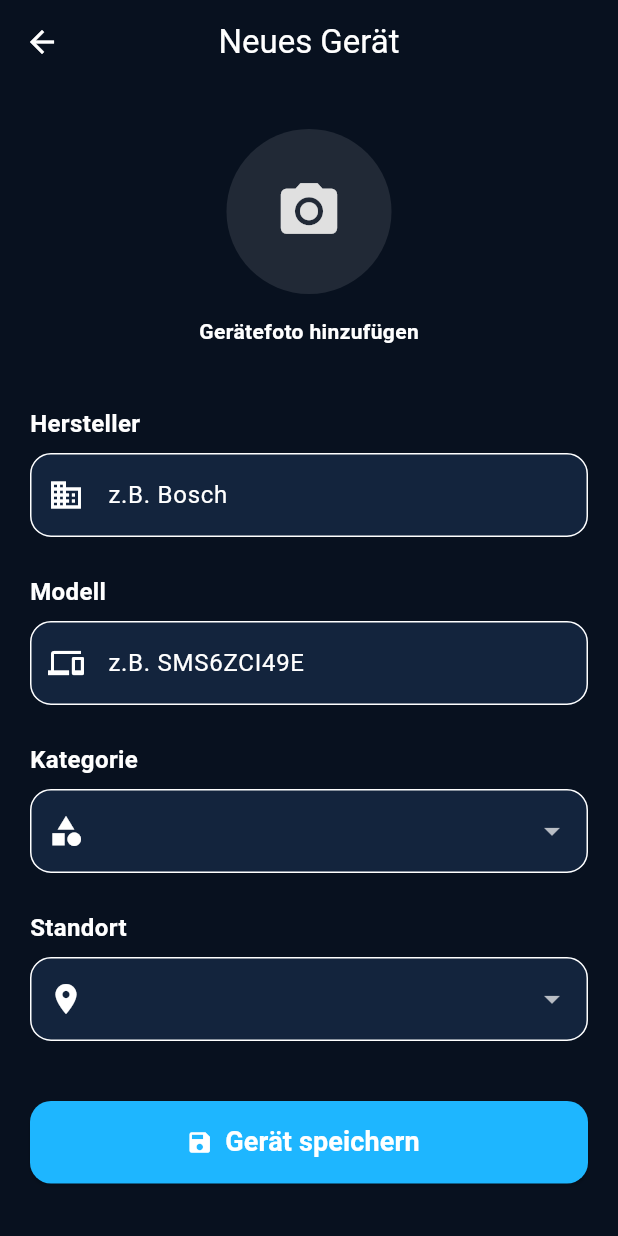
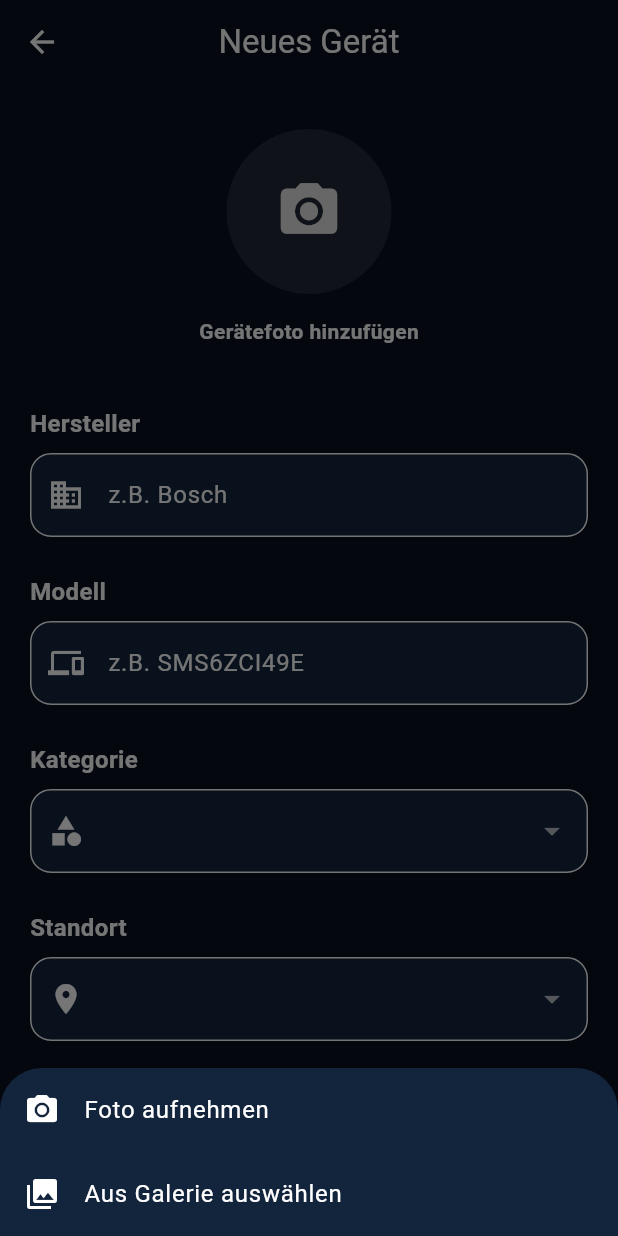
Before and after one commit to ednozama/ManualHub, a Flutter app: the AddDeviceScreen screen opened directly, after a tap on the "photo camera" icon, on a phone screen of 412 x 824 dp. Run offline on Flutter 3.47's test engine with Material 3 defaults, Android fonts, the phone set to English and light mode, and no system bars; our stand-ins replace file_picker, hive, hive_flutter, image_picker; accounts and stored records are empty.

Commit message:
Projekt aktualisiert

```diff
--- a/lib/models/device.dart
+++ b/lib/models/device.dart
@@ -20,11 +20,15 @@ class Device extends HiveObject {
   @HiveField(4)
   String? imagePath;
 
+  @HiveField(5)
+  String? manualPath;
+
   Device({
     required this.manufacturer,
     required this.model,
     required this.category,
     required this.location,
     this.imagePath,
+    this.manualPath,
   });
 }
--- a/lib/screens/add_device_screen.dart
+++ b/lib/screens/add_device_screen.dart
@@ -5,6 +5,8 @@ import '../widgets/custom_textfield.dart';
 import '../widgets/primary_button.dart';
 import '../models/device.dart';
 import '../services/storage_service.dart';
+import 'dart:io';
+import '../services/image_service.dart';
 
 class AddDeviceScreen extends StatefulWidget {
   final Device? device;
@@ -28,6 +30,8 @@ class _AddDeviceScreenState extends State<AddDeviceScreen> {
 
   String? selectedCategory;
   String? selectedLocation;
+  String? imagePath;
+  String? manualPath;
 
   final List<String> categories = [
     "Fernseher",
@@ -64,6 +68,8 @@ void initState() {
 
     selectedCategory = widget.device!.category;
     selectedLocation = widget.device!.location;
+    imagePath = widget.device!.imagePath;
+    manualPath = widget.device!.manualPath;
   }
 }
 
@@ -95,7 +101,8 @@ void initState() {
       model: modelController.text.trim(),
       category: selectedCategory!,
       location: selectedLocation ?? "",
-      imagePath: null,
+      imagePath: imagePath,
+      manualPath: manualPath,
     );
 
     await StorageService.addDevice(device);
@@ -105,6 +112,8 @@ void initState() {
     widget.device!.model = modelController.text.trim();
     widget.device!.category = selectedCategory!;
     widget.device!.location = selectedLocation ?? "";
+    widget.device!.imagePath = imagePath;
+    widget.device!.manualPath = manualPath;
 
     await widget.device!.save();
   }
@@ -112,6 +121,53 @@ void initState() {
   if (!mounted) return;
 
   Navigator.pop(context);
+}
+
+Future<void> _selectImage() async {
+  showModalBottomSheet(
+    context: context,
+    builder: (_) {
+      return SafeArea(
+        child: Wrap(
+          children: [
+            ListTile(
+              leading: const Icon(Icons.photo_camera),
+              title: const Text("Foto aufnehmen"),
+              onTap: () async {
+                Navigator.pop(context);
+
+                final path =
+                    await ImageService.pickImageFromCamera();
+
+                if (path != null) {
+                  setState(() {
+                    imagePath = path;
+                  });
+                }
+              },
+            ),
+
+            ListTile(
+              leading: const Icon(Icons.photo_library),
+              title: const Text("Aus Galerie auswählen"),
+              onTap: () async {
+                Navigator.pop(context);
+
+                final path =
+                    await ImageService.pickImageFromGallery();
+
+                if (path != null) {
+                  setState(() {
+                    imagePath = path;
+                  });
+                }
+              },
+            ),
+          ],
+        ),
+      );
+    },
+  );
 }
 
   @override
@@ -144,7 +200,7 @@ void initState() {
                 children: [
 
                   InkWell(
-                    onTap: () {},
+                    onTap: _selectImage,
 
                     borderRadius: BorderRadius.circular(60),
 
@@ -152,11 +208,20 @@ void initState() {
                       radius: 55,
                       backgroundColor: Colors.white10,
 
-                      child: Icon(
-                        Icons.photo_camera,
-                        size: 45,
-                        color: Colors.grey.shade300,
-                      ),
+                      child: imagePath == null
+    ? Icon(
+        Icons.photo_camera,
+        size: 45,
+        color: Colors.grey.shade300,
+      )
+    : ClipOval(
+        child: Image.file(
+          File(imagePath!),
+          width: 110,
+          height: 110,
+          fit: BoxFit.cover,
+        ),
+      ),
                     ),
                   ),
 
--- a/pubspec.yaml
+++ b/pubspec.yaml
@@ -34,6 +34,12 @@ dependencies:
   cupertino_icons: ^1.0.8
   hive: ^2.2.3
   hive_flutter: ^1.1.0
+
+  image_picker: ^1.1.2
+  path_provider: ^2.1.5
+  path: ^1.9.0
+  file_picker: ^10.3.2
+  open_filex: ^4.7.0
 
   # The following adds the Cupertino Icons font to your application.
   # Use with the CupertinoIcons class for iOS style icons.
```
Also changed, not shown: lib/screens/device_detail_screen.dart (+44 -8 lines), lib/services/image_service.dart (added, +53 -0 lines), lib/services/pdf_service.dart (added, +39 -0 lines), lib/widgets/device_card.dart (+13 -9 lines), pubspec.lock, 5 other files.
